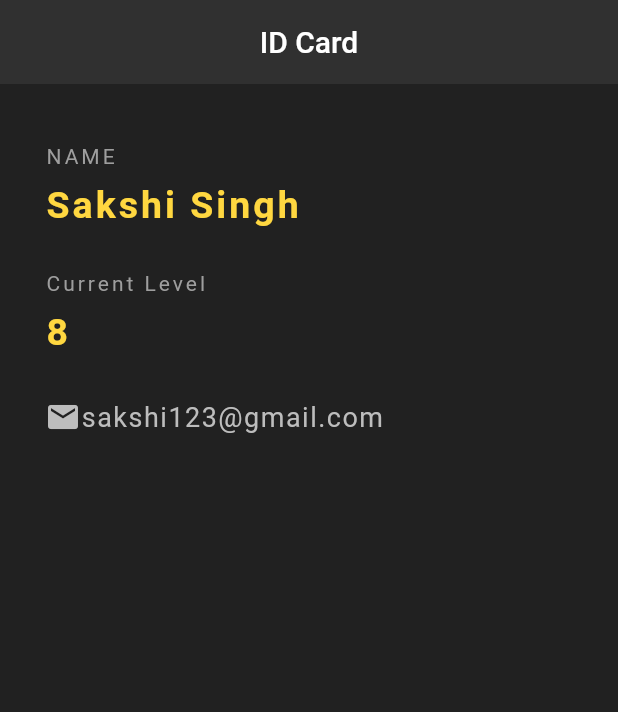
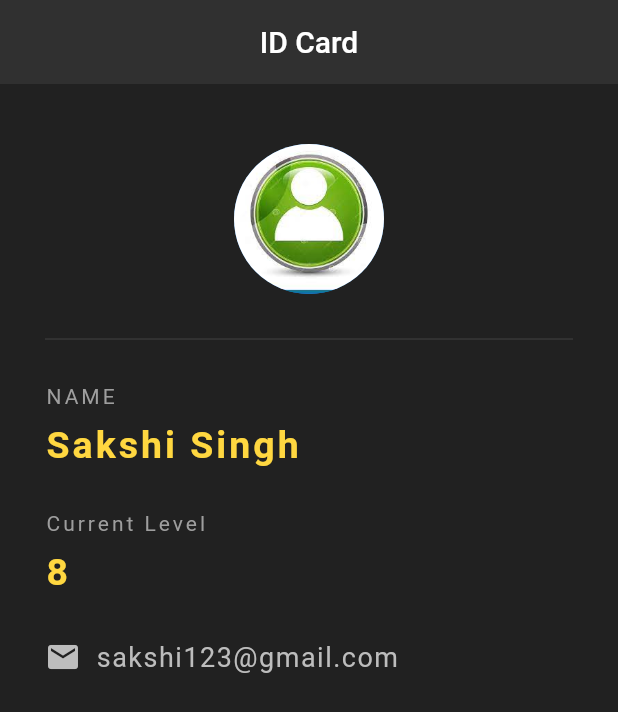
Before and after one commit to sakshi3326/ID-Card-using-Flutter, a Flutter app: the screen it shows after launch, on a phone screen of 412 x 824 dp. Shown: the top 712 px of the screen. Run offline on Flutter 3.47's test engine with Material 2 defaults, Android fonts, the phone set to English and light mode, and no system bars.

Commit message:
image and divider added

```diff
--- a/flutter_app/lib/main.dart
+++ b/flutter_app/lib/main.dart
@@ -24,6 +24,16 @@ class Card extends StatelessWidget {
          child: Column(
            crossAxisAlignment: CrossAxisAlignment.start,
            children: <Widget>[
+             Center(
+               child: CircleAvatar(
+                 backgroundImage: AssetImage('asset/logo.png'),
+                 radius: 50.0,
+               ),
+             ),
+              Divider(
+                height: 60.0,
+                color: Colors.grey[800],
+              ),
                Text(
                  'NAME',
                   style: TextStyle(
@@ -67,6 +77,7 @@ class Card extends StatelessWidget {
                   color: Colors.grey[400],
 
                 ),
+                 SizedBox(width: 10.0),
                  Text(
                    'sakshi123@gmail.com',
                    style: TextStyle(
--- a/flutter_app/pubspec.yaml
+++ b/flutter_app/pubspec.yaml
@@ -58,9 +58,9 @@ flutter:
   uses-material-design: true
 
   # To add assets to your application, add an assets section, like this:
-  # assets:
-  #   - images/a_dot_burr.jpeg
-  #   - images/a_dot_ham.jpeg
+  assets:
+    - asset/logo.png
+
 
   # An image asset can refer to one or more resolution-specific "variants", see
   # https://flutter.dev/assets-and-images/#resolution-aware
```
Also changed, not shown: flutter_app/asset/logo.png (added).
